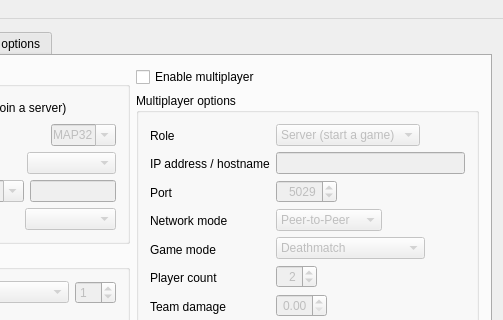
First picture: the form in Forms/MainWindow.ui, repository Youda008/DoomRunner, before the edit; both pictures show x 217 to 720 and y 0 to 320 of the 720 by 720 pixel window.
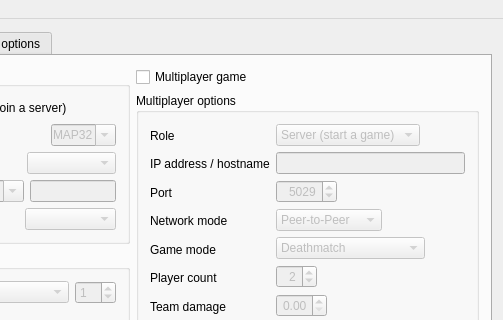
Second picture: the form after the edit. The open tabs and pages were chosen to show the change. Icons and pictures are not drawn. Custom widgets are drawn as their Qt base class.

```diff
--- a/Forms/MainWindow.ui
+++ b/Forms/MainWindow.ui
@@ -971,7 +971,7 @@
           <item>
            <widget class="QCheckBox" name="multiplayerChkBox">
             <property name="text">
-             <string>Enable multiplayer</string>
+             <string>Multiplayer game</string>
             </property>
            </widget>
           </item>
```
